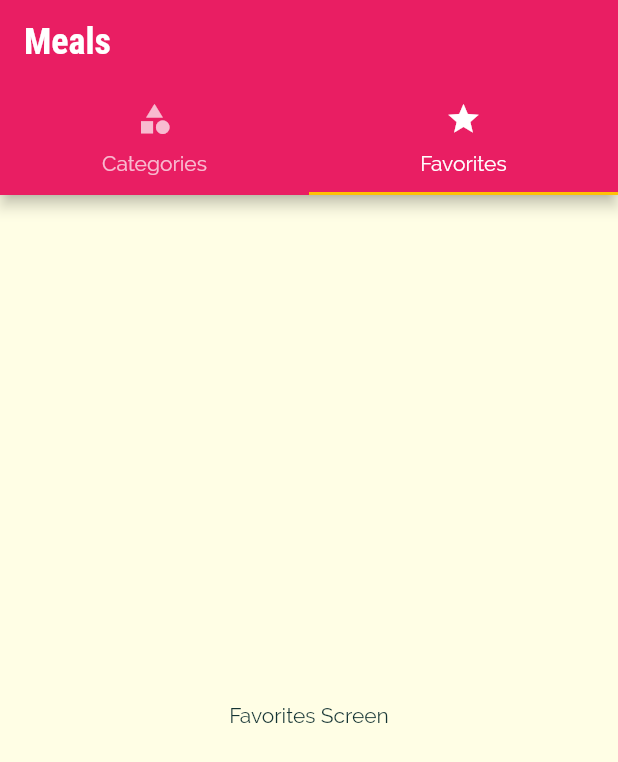
After one commit to samuel-owie/meals_app, a Flutter app: the screen it shows after launch, on a phone screen of 412 x 824 dp. The commit adds this screen. Shown: the top 762 px of the screen. Run offline on Flutter 3.47's test engine with Material 2 defaults, Android fonts, the phone set to English and light mode, and no system bars.

Commit message:
Tabs and modifications

```diff
--- a/lib/main.dart
+++ b/lib/main.dart
@@ -1,8 +1,13 @@
-
 import 'package:flutter/material.dart';
 
-import '../screens/meal_detail_screen.dart';
+
+import './screens/tabs_screen.dart';
+import './screens/meal_detail_screen.dart';
+//import 'my_modified/meal_detail_screen_secondview.dart';
 import './screens/category_meals_screen.dart';
+//import 'my_modified/tabs_screen_android.dart';
+import './screens/tabs_screen.dart';
+import './screens/tabs_screen_bottom.dart';
 import './screens/categories_screen.dart';
 
 void main() => runApp(MyApp());
@@ -33,9 +38,11 @@ class MyApp extends StatelessWidget{
         ),
       // home: CategoriesScreen(),
       routes: {
-        '/': (ctx) => CategoriesScreen(),
+       // '/': (ctx) => CategoriesScreen(),
+       '/': (ctx) => TabsScreenB(),
         CategoryMealsScreen.routeName: (ctx) => CategoryMealsScreen(),
         MealDetailScreen.routeName: (ctx) => MealDetailScreen(),
+        //MealDetailScreen2.routeName: (ctx) => MealDetailScreen2(),
       },
       onUnknownRoute: (settings) {
         return MaterialPageRoute (
--- /dev/null
+++ b/lib/screens/favorites-screen.dart
@@ -0,0 +1,14 @@
+import 'package:flutter/material.dart';
+
+class FavoritesScreen extends StatelessWidget {
+
+  @override
+  Widget build(BuildContext context) {
+    return Center(
+      child: Text(
+        'Favorites Screen'
+      ),
+
+    );
+  }
+}
--- /dev/null
+++ b/lib/screens/tabs_screen_bottom.dart
@@ -0,0 +1,44 @@
+import 'package:flutter/material.dart';
+
+import './favorites-screen.dart';
+import './categories_screen.dart';
+
+class TabsScreenB extends StatefulWidget {
+
+  @override
+  _TabsScreenBState createState() => _TabsScreenBState();
+}
+
+class _TabsScreenBState extends State<TabsScreenB> {
+  @override
+  Widget build(BuildContext context) {
+    return DefaultTabController(
+      length: 2,
+      initialIndex: 1, // selects the default tab that should be preselected
+      child: Scaffold(
+        appBar: AppBar(
+          title: Text('Meals',),
+          bottom: TabBar(
+            tabs: <Widget>[
+              Tab(
+                icon:
+                  Icon(Icons.category),
+                  text: 'Categories',
+                ),
+              Tab(
+                icon:
+                  Icon(Icons.star),
+                  text: 'Favorites',
+              ),
+            ],
+            ),
+        ),
+        body: TabBarView(children: <Widget>[
+          CategoriesScreen(),
+          FavoritesScreen(),
+        ]
+        ),
+      ),
+    );
+  }
+}
--- a/lib/widgets/meal_item.dart
+++ b/lib/widgets/meal_item.dart
@@ -2,6 +2,7 @@ import 'package:flutter/material.dart';
 
 
 import '../screens/meal_detail_screen.dart';
+//import '../screens/meal_detail_screen_secondview.dart';
 import '../models/meal.dart';
 
 class MealItem extends StatelessWidget {
@@ -58,6 +59,7 @@ String get affordabilityText {
   void selectMeal(BuildContext context) {
     Navigator.of(context).pushNamed(
       MealDetailScreen.routeName,
+      //MealDetailScreen2.routeName,
       arguments: id,
       );
   }
```
Also changed, not shown: lib/my_modified/meal_detail_screen_secondview.dart (added, +118 -0 lines), lib/my_modified/tabs_screen_android.dart (added, +46 -0 lines), lib/screens/categories_screen.dart (+9 -6 lines), lib/screens/meal_detail_screen.dart (+75 -3 lines), lib/screens/tabs_screen.dart (added, +47 -0 lines).
